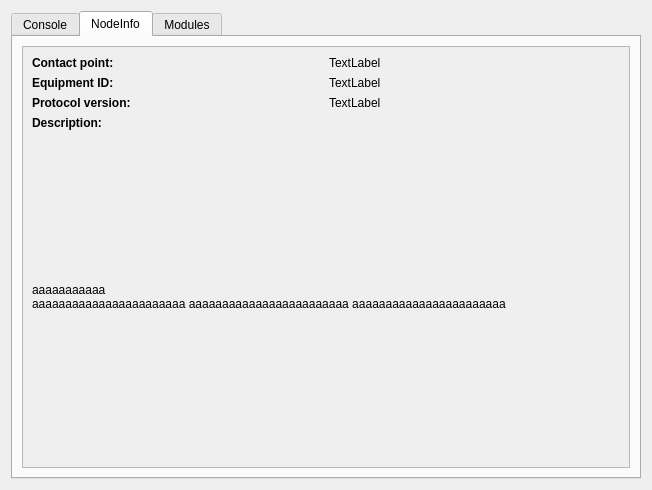
This is secop/gui/ui/nodectrl.ui in SampleEnvironment/frappy as Qt 5 draws it before an edit. The edited form follows.
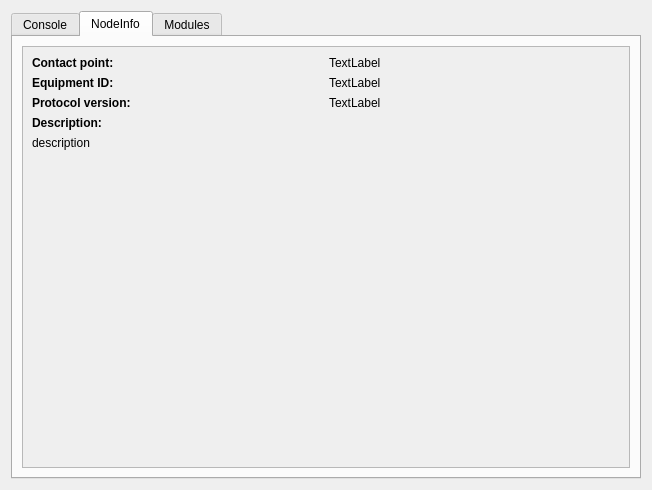
This is the edited form.

Patch:
```diff
--- a/secop/gui/ui/nodectrl.ui
+++ b/secop/gui/ui/nodectrl.ui
@@ -170,17 +170,32 @@
              </property>
             </widget>
            </item>
+           <item row="5" column="0">
+            <spacer name="verticalSpacer">
+             <property name="orientation">
+              <enum>Qt::Vertical</enum>
+             </property>
+             <property name="sizeHint" stdset="0">
+              <size>
+               <width>20</width>
+               <height>40</height>
+              </size>
+             </property>
+            </spacer>
+           </item>
            <item row="4" column="0" colspan="2">
             <widget class="QLabel" name="nodeDescriptionLabel">
+             <property name="enabled">
+              <bool>true</bool>
+             </property>
              <property name="sizePolicy">
-              <sizepolicy hsizetype="Preferred" vsizetype="Preferred">
+              <sizepolicy hsizetype="Preferred" vsizetype="MinimumExpanding">
                <horstretch>0</horstretch>
-               <verstretch>1</verstretch>
+               <verstretch>0</verstretch>
               </sizepolicy>
              </property>
              <property name="text">
-              <string>aaaaaaaaaaa
-aaaaaaaaaaaaaaaaaaaaaaa aaaaaaaaaaaaaaaaaaaaaaaa aaaaaaaaaaaaaaaaaaaaaaa</string>
+              <string>description</string>
              </property>
              <property name="wordWrap">
               <bool>true</bool>
@@ -190,6 +205,19 @@
              </property>
             </widget>
            </item>
+           <item row="5" column="0" colspan="2">
+            <widget class="QLabel" name="label55">
+             <property name="enabled">
+              <bool>true</bool>
+             </property>
+             <property name="sizePolicy">
+              <sizepolicy hsizetype="Preferred" vsizetype="MinimumExpanding">
+               <horstretch>0</horstretch>
+               <verstretch>1</verstretch>
+              </sizepolicy>
+             </property>
+            </widget>
+           </item>
           </layout>
           <zorder>label_2</zorder>
           <zorder>gridLayoutWidget</zorder>
```
Left out of the diff: 9 changed lines with no effect on the pictures.
